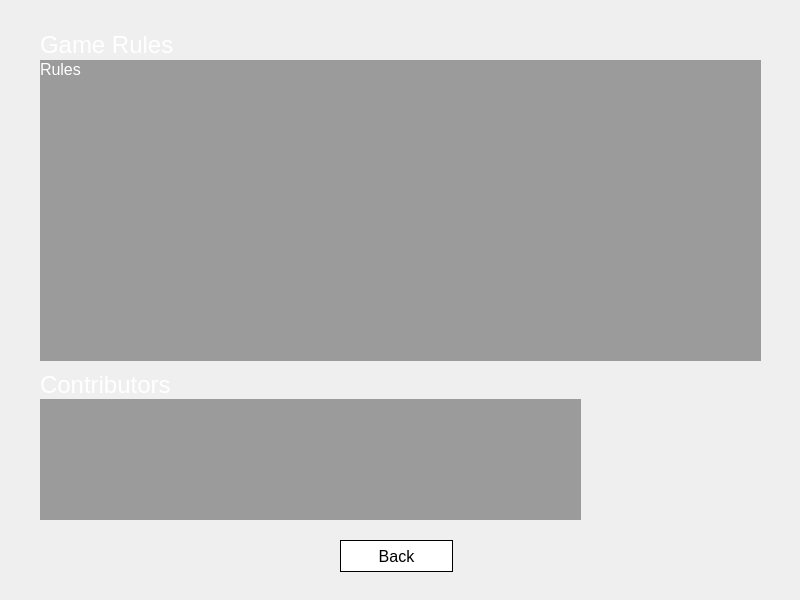
Before: the Qt Designer form blackjack-client/ui/about.ui in lehoangtran289/Blackjack, drawn with Qt 5.
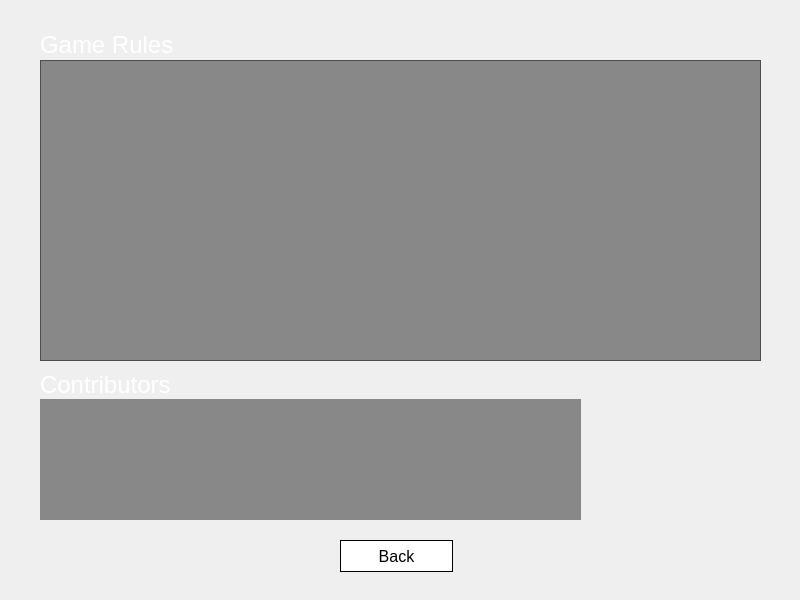
After: the same form once the commit is applied. Icons and pictures are not drawn.

What changed in the file:
```diff
--- a/blackjack-client/ui/about.ui
+++ b/blackjack-client/ui/about.ui
@@ -13,33 +13,6 @@
   <property name="windowTitle">
    <string>Form</string>
   </property>
-  <widget class="QLabel" name="rules">
-   <property name="geometry">
-    <rect>
-     <x>40</x>
-     <y>60</y>
-     <width>721</width>
-     <height>301</height>
-    </rect>
-   </property>
-   <property name="font">
-    <font>
-     <pointsize>12</pointsize>
-    </font>
-   </property>
-   <property name="styleSheet">
-    <string notr="true">color: rgb(255, 255, 255);background-color: rgba(0, 0, 0, 90);</string>
-   </property>
-   <property name="text">
-    <string>Rules</string>
-   </property>
-   <property name="alignment">
-    <set>Qt::AlignLeading|Qt::AlignLeft|Qt::AlignTop</set>
-   </property>
-   <property name="wordWrap">
-    <bool>true</bool>
-   </property>
-  </widget>
   <widget class="QLabel" name="contributors">
    <property name="geometry">
     <rect>
@@ -49,8 +22,14 @@
      <height>121</height>
     </rect>
    </property>
+   <property name="font">
+    <font>
+     <family>Arial</family>
+     <pointsize>10</pointsize>
+    </font>
+   </property>
    <property name="styleSheet">
-    <string notr="true">color: rgb(255, 255, 255);background-color: rgba(0, 0, 0, 90);</string>
+    <string notr="true">color: rgb(255, 255, 255);background-color: rgba(0, 0, 0, 110);</string>
    </property>
    <property name="text">
     <string/>
@@ -168,6 +147,25 @@
     <string/>
    </property>
   </widget>
+  <widget class="QTextBrowser" name="textBrowser">
+   <property name="geometry">
+    <rect>
+     <x>40</x>
+     <y>60</y>
+     <width>721</width>
+     <height>301</height>
+    </rect>
+   </property>
+   <property name="font">
+    <font>
+     <family>Arial</family>
+     <pointsize>10</pointsize>
+    </font>
+   </property>
+   <property name="styleSheet">
+    <string notr="true">color: rgb(255, 255, 255);background-color: rgba(0, 0, 0, 110);</string>
+   </property>
+  </widget>
   <zorder>label_5</zorder>
   <zorder>rules</zorder>
   <zorder>contributors</zorder>
```
Left out of the diff: 2 changed lines with no effect on the pictures.
